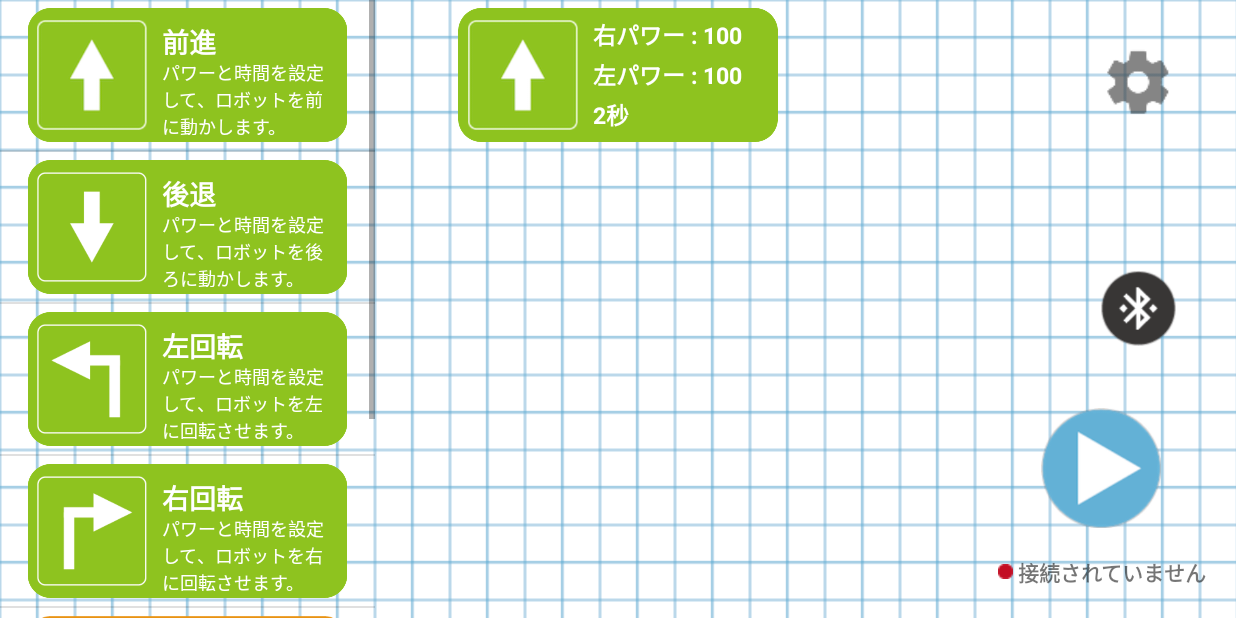
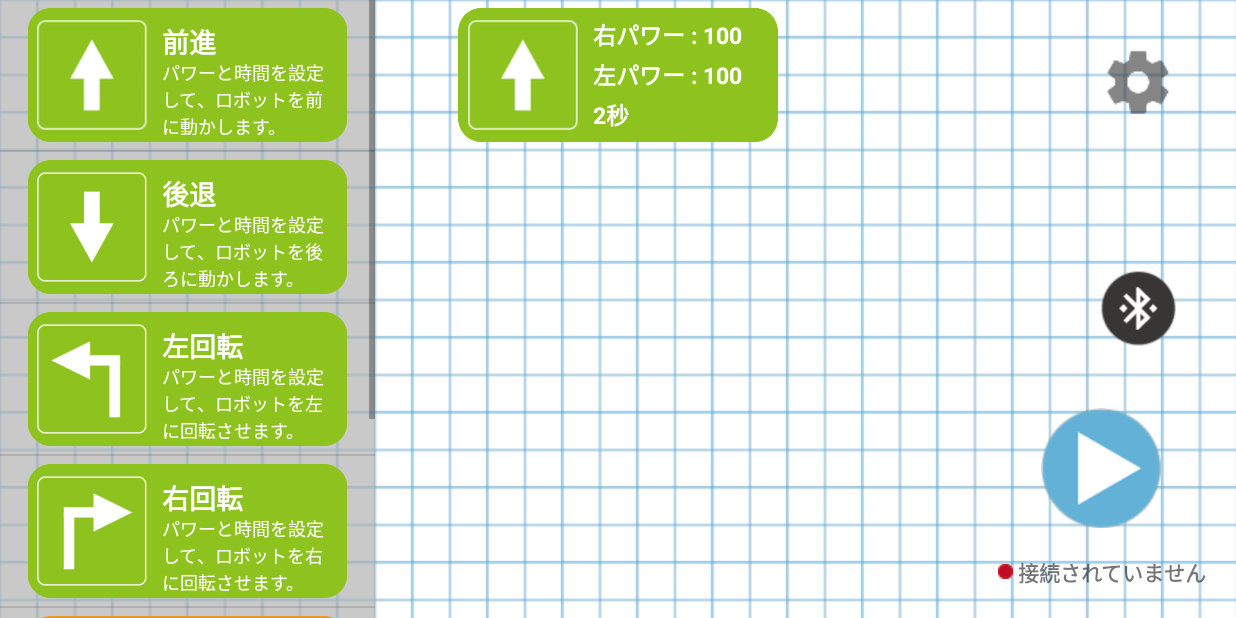
Before and after one commit to t-robop/00-Atlas-ac, an Android app: the screen it shows after launch (MainActivity), after a tap on "前進", on a phone screen of 824 x 412 dp (held sideways). Run offline under Robolectric (Android 15) with nearby library versions, the phone set to English and light mode, and no system bars; libraries missing offline, so code that uses them is left out: io.realm, me.aflak.bluetooth; 8 statements that could not run were skipped; 3 other taps on this screen came first.

Commit message:
brockListの背景をグレーにした

```diff
--- a/app/src/main/res/layout/activity_main.xml
+++ b/app/src/main/res/layout/activity_main.xml
@@ -78,7 +78,8 @@
             <ListView
                 android:id="@+id/brock_list"
                 android:layout_width="250dp"
-                android:layout_height="match_parent">
+                android:layout_height="match_parent"
+                android:background="#B1B1B1B1">
 
             </ListView>
 
```
